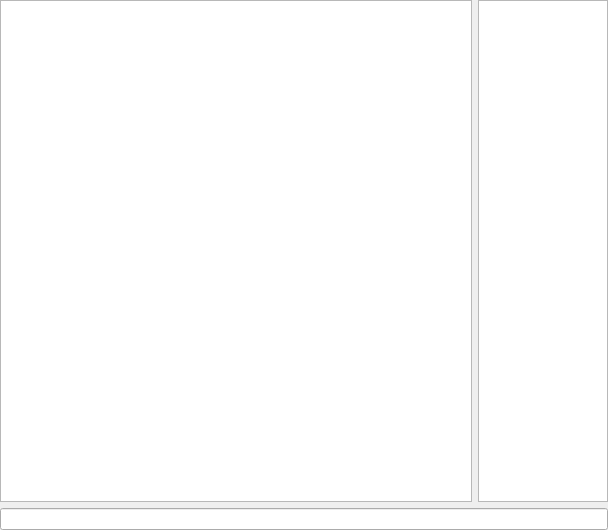
Old version of the form src/client/gui/chatwidget.ui in the repository schuay/sepm.
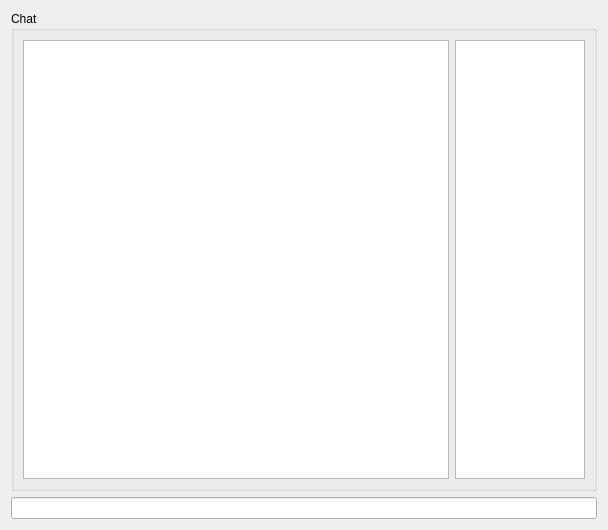
New version of the form.

Commit message:
Add group boxes, placeholder text
Group boxes make the UI look more professional. Use one around the
contact list and around the chat widget. Also add placeholder text to
the contact textedit.

Diff of the .ui file:
```diff
--- a/src/client/gui/chatwidget.ui
+++ b/src/client/gui/chatwidget.ui
@@ -14,9 +14,12 @@
    <string>Form</string>
   </property>
   <layout class="QVBoxLayout" name="verticalLayout">
-   <property name="margin">
-    <number>0</number>
-   </property>
+   <item>
+    <widget class="QGroupBox" name="groupBox">
+     <property name="title">
+      <string>Chat</string>
+     </property>
+     <layout class="QHBoxLayout" name="horizontalLayout_2">
    <item>
     <layout class="QHBoxLayout" name="horizontalLayout">
      <item>
@@ -46,6 +49,9 @@
       </widget>
      </item>
     </layout>
+      </item>
+     </layout>
+    </widget>
    </item>
    <item>
     <widget class="QLineEdit" name="leMessage"/>
```
Lines whose indentation alone changed are shown as unchanged. The commit also changes 1 other file.
